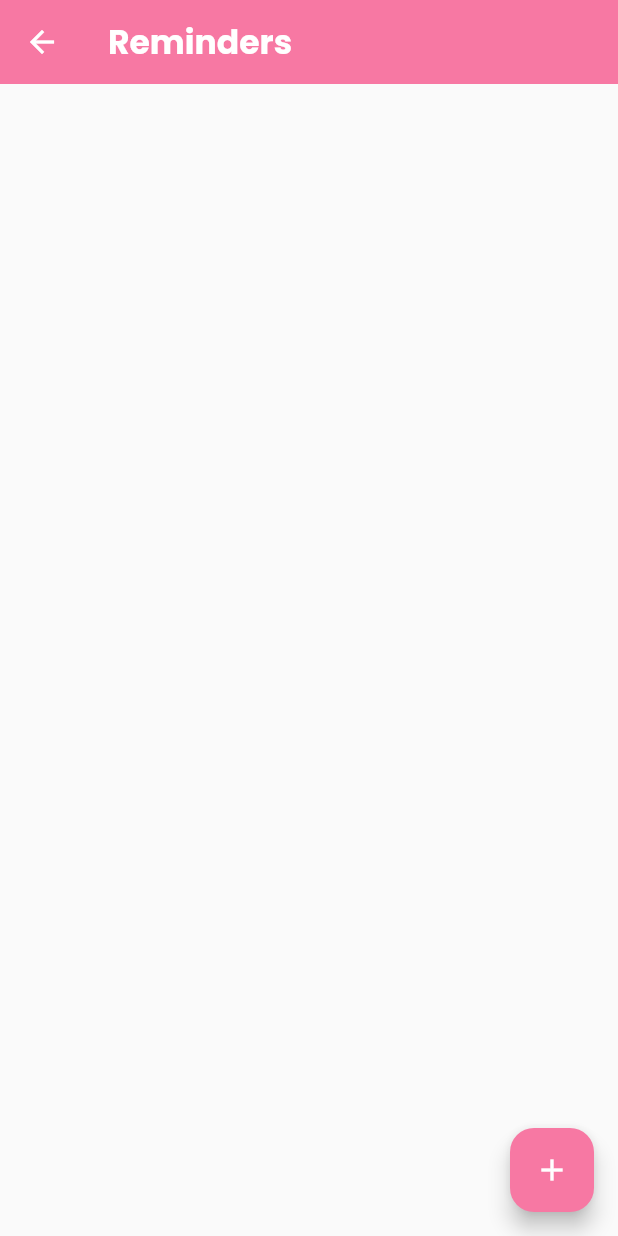
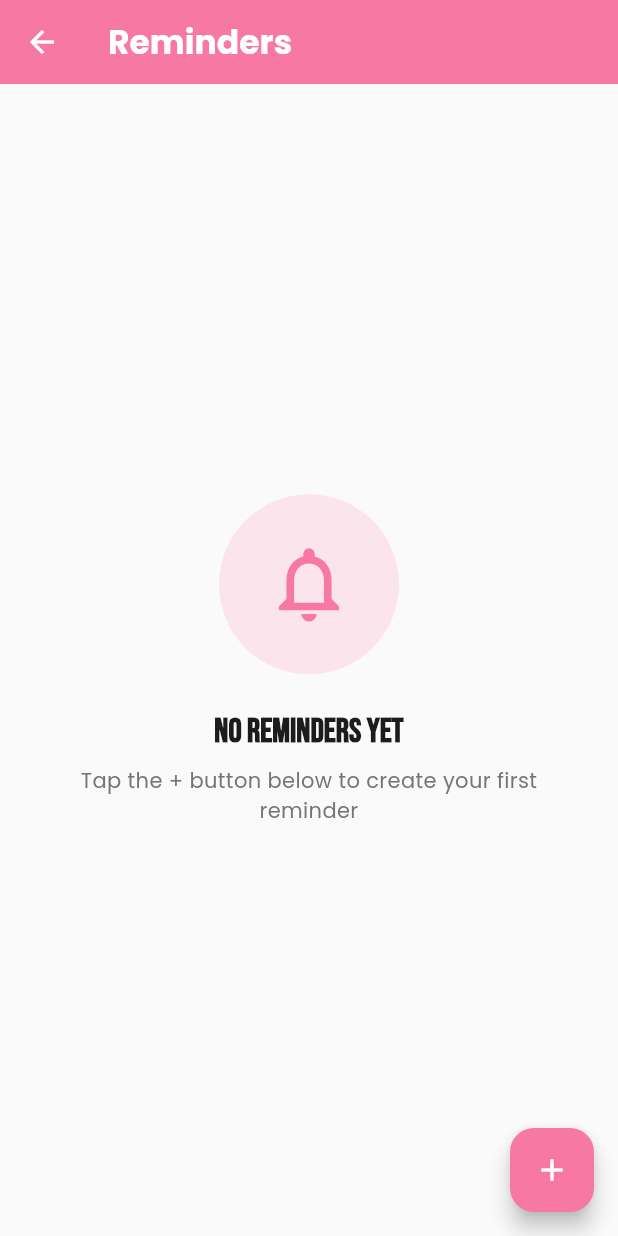
Before and after one commit to cakeaide18-ai/cake_aide_basic, a Flutter app: the RemindersScreen screen opened directly, on a phone screen of 412 x 824 dp. Run offline on Flutter 3.47's test engine with Material 3 defaults, Android fonts, the light colour scheme and no system bars; our stand-ins replace cloud_firestore, file_picker, firebase_auth, firebase_core, flutter_local_notifications, google_fonts and 7 more; missing offline and left inert: background_fetch; accounts and stored records are empty; network calls fail.

Commit message:
fix: update timer_recordings Firestore index and add reminders empty state
- Fix timer_recordings index to use startTime (not date)
- Add created_at index for timer_recordings as fallback
- Add empty state to RemindersScreen matching other features
- Add FIRESTORE_INDEXES_INSTRUCTIONS.md with manual deployment steps
- Add PROFILE_PICTURE_FIX.md explaining camera permissions reset process

Fixes: Timer save errors, reminders empty UI
Next: User must manually create timer_recordings indexes in Firebase Console

```diff
--- a/firestore.indexes.json
+++ b/firestore.indexes.json
@@ -151,7 +151,21 @@
           "order": "ASCENDING"
         },
         {
-          "fieldPath": "date",
+          "fieldPath": "startTime",
+          "order": "DESCENDING"
+        }
+      ]
+    },
+    {
+      "collectionGroup": "timer_recordings",
+      "queryScope": "COLLECTION",
+      "fields": [
+        {
+          "fieldPath": "owner_id",
+          "order": "ASCENDING"
+        },
+        {
+          "fieldPath": "created_at",
           "order": "DESCENDING"
         }
       ]
--- a/lib/repositories/user_profile_repository.dart
+++ b/lib/repositories/user_profile_repository.dart
@@ -9,7 +9,7 @@ class UserProfileRepository extends FirebaseRepository<UserProfile> {
   UserProfileRepository()
       : super(
           collectionName: FirestoreCollections.userProfiles,
-          fromMap: (map, id) => UserProfile.fromMap({...map, 'id': id}),
+          fromMap: (map) => UserProfile.fromFirestore(map),
           toMap: (profile) => profile.toMap(),
         );
 
@@ -18,7 +18,8 @@ class UserProfileRepository extends FirebaseRepository<UserProfile> {
     try {
       final doc = await collection.doc(userId).get();
       if (!doc.exists) return null;
-      return fromMap(doc.data()!, doc.id);
+      // Pass document ID to fromFirestore
+      return UserProfile.fromFirestore(doc.data()!, id: doc.id);
     } catch (e) {
       throw Exception('Failed to get user profile: $e');
     }
--- a/lib/screens/reminders/reminders_screen.dart
+++ b/lib/screens/reminders/reminders_screen.dart
@@ -59,6 +59,47 @@ class _RemindersScreenState extends State<RemindersScreen> {
     );
   }
 
+  Widget _buildEmptyState() {
+    return Center(
+      child: Column(
+        mainAxisAlignment: MainAxisAlignment.center,
+        children: [
+          Container(
+            width: 120,
+            height: 120,
+            decoration: BoxDecoration(
+              color: Theme.of(context).colorScheme.primaryContainer,
+              borderRadius: BorderRadius.circular(60),
+            ),
+            child: Icon(
+              Icons.notifications_none,
+              size: 60,
+              color: Theme.of(context).colorScheme.primary,
+            ),
+          ),
+          const SizedBox(height: 24),
+          Text(
+            'No Reminders Yet',
+            style: Theme.of(context).textTheme.headlineSmall?.copyWith(
+                  fontWeight: FontWeight.bold,
+                ),
+          ),
+          const SizedBox(height: 8),
+          Padding(
+            padding: const EdgeInsets.symmetric(horizontal: 48),
+            child: Text(
+              'Tap the + button below to create your first reminder',
+              textAlign: TextAlign.center,
+              style: Theme.of(context).textTheme.bodyMedium?.copyWith(
+                    color: Colors.grey[600],
+                  ),
+            ),
+          ),
+        ],
+      ),
+    );
+  }
+
   @override
   Widget build(BuildContext context) {
     return Scaffold(
@@ -75,10 +116,9 @@ class _RemindersScreenState extends State<RemindersScreen> {
         foregroundColor: Colors.white,
         elevation: 0,
       ),
-      body: Column(
-        children: [
-          Expanded(
-            child: ListView.builder(
+      body: _reminders.isEmpty
+          ? _buildEmptyState()
+          : ListView.builder(
               padding: const EdgeInsets.all(16),
               itemCount: _reminders.length,
               itemBuilder: (context, index) {
@@ -107,9 +147,6 @@ class _RemindersScreenState extends State<RemindersScreen> {
                 );
               },
             ),
-          ),
-        ],
-      ),
       floatingActionButton: FloatingActionButton(
         onPressed: () async {
           final result = await Navigator.push(
```
Also changed, not shown: 2 other files.
